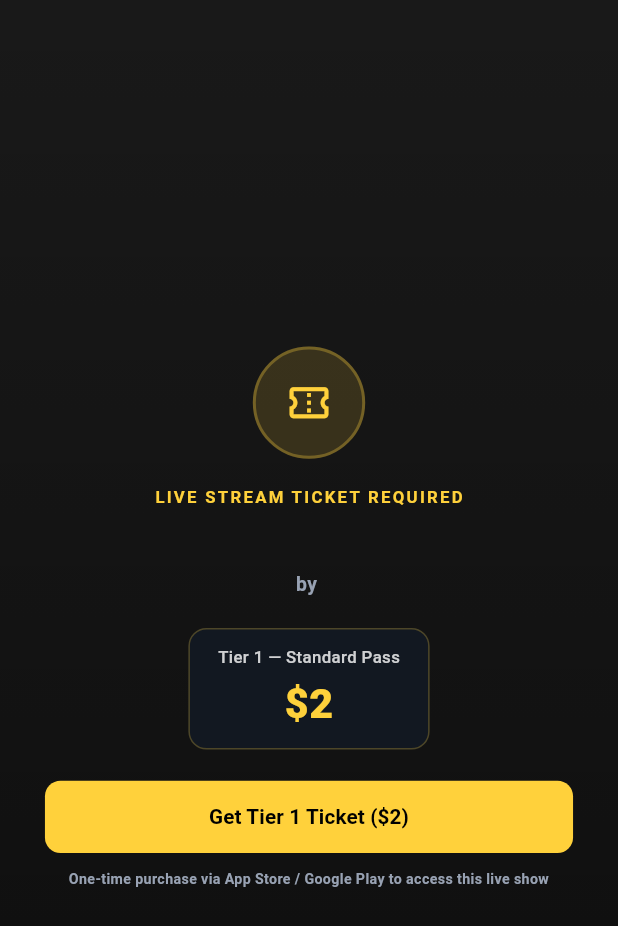
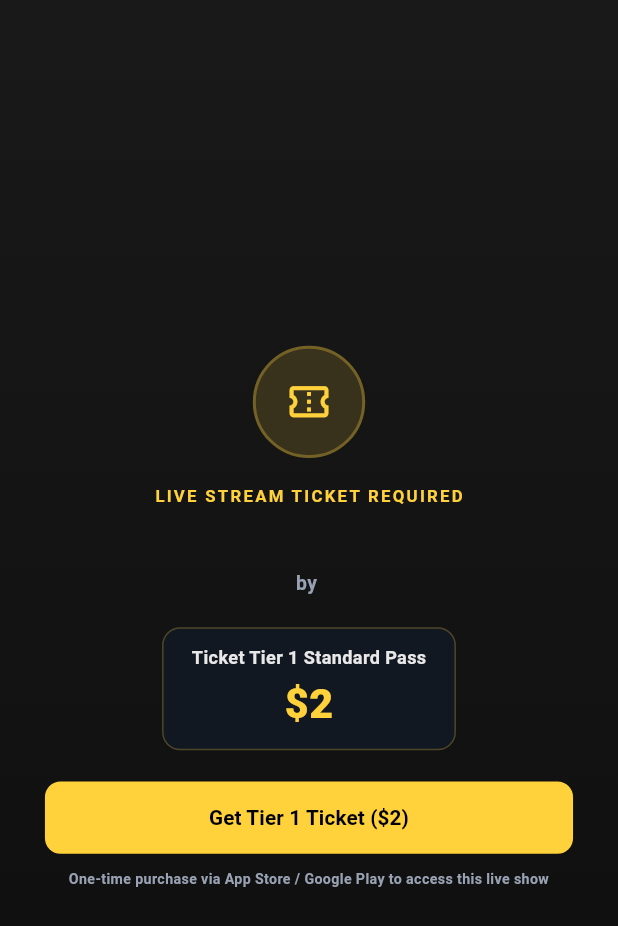
Before and after one commit to itismemuhammadali/Resono-Live, a Flutter app: the PaidAccessGate widget shown alone on an empty page, opened directly with empty values, on a phone screen of 412 x 824 dp. Shown: the top 926 px of the screen. Run offline on Flutter 3.47's test engine with Material 3 defaults, Android fonts, the phone set to English and light mode, and no system bars; our stand-ins replace app_links, cached_network_image, cloud_firestore, cloud_functions, firebase_auth, firebase_core and 21 more; missing offline and left inert: agora_rtc_engine, flutter_stripe; accounts and stored records are empty; network calls fail; project files that could hold a hidden picture were left out.

Commit message:
Fix Google/Apple sign-up onboarding bypass and align tier names with App Store Connect reference names

```diff
--- a/vibe_swipe/lib/src/core/services/in_app_purchase_service.dart
+++ b/vibe_swipe/lib/src/core/services/in_app_purchase_service.dart
@@ -64,14 +64,18 @@ class TicketTier {
   final String productId;
   final double price;
   final String name;
+  final String passName;
   final String subtitle;
+  final String fullName;
 
   const TicketTier({
     required this.tierNumber,
     required this.productId,
     required this.price,
     required this.name,
+    required this.passName,
     required this.subtitle,
+    required this.fullName,
   });
 
   static const List<TicketTier> allTiers = [
@@ -80,42 +84,54 @@ class TicketTier {
       productId: IapProductIds.ticketTier1,
       price: 2.0,
       name: 'Tier 1',
+      passName: 'Standard Pass',
       subtitle: 'Standard Pass',
+      fullName: 'Ticket Tier 1 Standard Pass',
     ),
     TicketTier(
       tierNumber: 2,
       productId: IapProductIds.ticketTier2,
       price: 5.0,
       name: 'Tier 2',
+      passName: 'Fan Pass',
       subtitle: 'Fan Pass',
+      fullName: 'Ticket Tier 2 Fan Pass',
     ),
     TicketTier(
       tierNumber: 3,
       productId: IapProductIds.ticketTier3,
       price: 10.0,
       name: 'Tier 3',
+      passName: 'Supporter Pass',
       subtitle: 'Supporter Pass',
+      fullName: 'Ticket Tier 3 Supporter Pass',
     ),
     TicketTier(
       tierNumber: 4,
       productId: IapProductIds.ticketTier4,
       price: 15.0,
       name: 'Tier 4',
+      passName: 'VIP Pass',
       subtitle: 'VIP Pass',
+      fullName: 'Ticket Tier 4 VIP Pass',
     ),
     TicketTier(
       tierNumber: 5,
       productId: IapProductIds.ticketTier5,
       price: 20.0,
       name: 'Tier 5',
-      subtitle: 'All-Access Pass',
+      passName: 'All Access Pass',
+      subtitle: 'All Access Pass',
+      fullName: 'Ticket Tier 5 All Access Pass',
     ),
     TicketTier(
       tierNumber: 6,
       productId: IapProductIds.ticketTier6,
       price: 25.0,
       name: 'Tier 6',
+      passName: 'Backstage Pass',
       subtitle: 'Backstage Pass',
+      fullName: 'Ticket Tier 6 Backstage Pass',
     ),
   ];
 
@@ -144,6 +160,7 @@ class SuperChatBadge {
   final String productId;
   final double price;
   final String name;
+  final String fullName;
   final int pinMinutes;
   final List<Color> colors;
   final IconData icon;
@@ -153,6 +170,7 @@ class SuperChatBadge {
     required this.productId,
     required this.price,
     required this.name,
+    required this.fullName,
     required this.pinMinutes,
     required this.colors,
     required this.icon,
@@ -164,6 +182,7 @@ class SuperChatBadge {
       productId: IapProductIds.tipBronze,
       price: 2.0,
       name: 'Bronze',
+      fullName: 'Super Chat Tip Bronze',
       pinMinutes: 1,
       colors: [AppColors.superChatBronzeStart, AppColors.superChatBronzeEnd],
       icon: Icons.shield_outlined,
@@ -173,6 +192,7 @@ class SuperChatBadge {
       productId: IapProductIds.tipSilver,
       price: 5.0,
       name: 'Silver',
+      fullName: 'Super Chat Tip Silver',
       pinMinutes: 3,
       colors: [AppColors.superChatSilverStart, AppColors.superChatSilverEnd],
       icon: Icons.verified_outlined,
@@ -182,6 +202,7 @@ class SuperChatBadge {
       productId: IapProductIds.tipGold,
       price: 10.0,
       name: 'Gold',
+      fullName: 'Super Chat Tip Gold',
       pinMinutes: 5,
       colors: [AppColors.superChatGoldStart, AppColors.superChatGoldEnd],
       icon: Icons.star_rounded,
@@ -191,6 +212,7 @@ class SuperChatBadge {
       productId: IapProductIds.tipPlatinum,
       price: 25.0,
       name: 'Platinum',
+      fullName: 'Super Chat Tip Platinum',
       pinMinutes: 10,
       colors: [AppColors.superChatPlatinumStart, AppColors.superChatPlatinumEnd],
       icon: Icons.diamond_rounded,
--- a/vibe_swipe/lib/src/modules/artist/performances/presentation/views/schedule_live_session_view.dart
+++ b/vibe_swipe/lib/src/modules/artist/performances/presentation/views/schedule_live_session_view.dart
@@ -271,7 +271,7 @@ class _TicketTierTile extends StatelessWidget {
                 mainAxisAlignment: MainAxisAlignment.center,
                 children: [
                   Text(
-                    '${tier.name} • \$${tier.price.toStringAsFixed(0)}',
+                    '${tier.name}: ${tier.passName} • \$${tier.price.toStringAsFixed(0)}',
                     style: TextStyle(
                       fontFamily: 'Roboto',
                       color: isSelected ? AppColors.listenerYellow : AppColors.primaryWhite,
@@ -281,7 +281,7 @@ class _TicketTierTile extends StatelessWidget {
                   ),
                   2.ph,
                   Text(
-                    tier.subtitle,
+                    tier.fullName,
                     style: TextStyle(
                       fontFamily: 'Roboto',
                       color: AppColors.santagrey,
--- a/vibe_swipe/lib/src/modules/artist/performances/presentation/widgets/review_card.dart
+++ b/vibe_swipe/lib/src/modules/artist/performances/presentation/widgets/review_card.dart
@@ -65,7 +65,7 @@ class ReviewCard extends StatelessWidget {
           ReviewRow(
             label: 'Access',
             value: controller.isPaidPerformance
-                ? 'Paid (\$${controller.selectedTier.price.toStringAsFixed(0)} - ${controller.selectedTier.name})'
+                ? 'Paid (\$${controller.selectedTier.price.toStringAsFixed(0)} - ${controller.selectedTier.passName})'
                 : 'Free',
           ),
           10.ph,
--- a/vibe_swipe/lib/src/modules/artist/register/presentation/views/artist_signup_view.dart
+++ b/vibe_swipe/lib/src/modules/artist/register/presentation/views/artist_signup_view.dart
@@ -281,6 +281,7 @@ class ArtistSignupView extends HookConsumerWidget {
                   ),
                   24.ph,
                   SocialAuthButtons(
+                    isSignUp: true,
                     onAuthStarted: () {
                       authController.clearError();
                     },
--- a/vibe_swipe/lib/src/modules/listner/performances/presentation/widgets/paid_access_gate.dart
+++ b/vibe_swipe/lib/src/modules/listner/performances/presentation/widgets/paid_access_gate.dart
@@ -111,12 +111,12 @@ class PaidAccessGate extends ConsumerWidget {
                 child: Column(
                   children: [
                     Text(
-                      '${tier.name} — ${tier.subtitle}',
+                      tier.fullName,
                       style: TextStyle(
                         fontFamily: 'Roboto',
-                        fontSize: 13.sp,
-                        fontWeight: FontWeight.w500,
-                        color: AppColors.primaryWhite.withValues(alpha: 0.8),
+                        fontSize: 14.sp,
+                        fontWeight: FontWeight.w600,
+                        color: AppColors.primaryWhite.withValues(alpha: 0.9),
                       ),
                     ),
                     4.ph,
--- a/vibe_swipe/lib/src/modules/listner/register/presentation/views/listner_signup_view.dart
+++ b/vibe_swipe/lib/src/modules/listner/register/presentation/views/listner_signup_view.dart
@@ -409,6 +409,7 @@ class ListnerSignupView extends HookConsumerWidget {
                   ),
                   24.ph,
                   SocialAuthButtons(
+                    isSignUp: true,
                     onAuthStarted: () {
                       authController.clearError();
                     },
```
Also changed, not shown: vibe_swipe/lib/src/modules/artist/register/presentation/views/artist_setup_view.dart (+10 -1 lines), vibe_swipe/lib/src/modules/artist/register/presentation/widgets/artist_avatar_picker.dart (+21 -6 lines), vibe_swipe/lib/src/modules/authentication/presentation/controllers/authentication_controller.dart (+24 -11 lines), vibe_swipe/lib/src/modules/authentication/presentation/views/splash_view.dart (+5 -3 lines), vibe_swipe/lib/src/modules/authentication/presentation/widgets/social_auth_buttons.dart (+30 -16 lines), vibe_swipe/lib/src/modules/listner/register/presentation/views/profile_setup_view.dart (+10 -1 lines).
